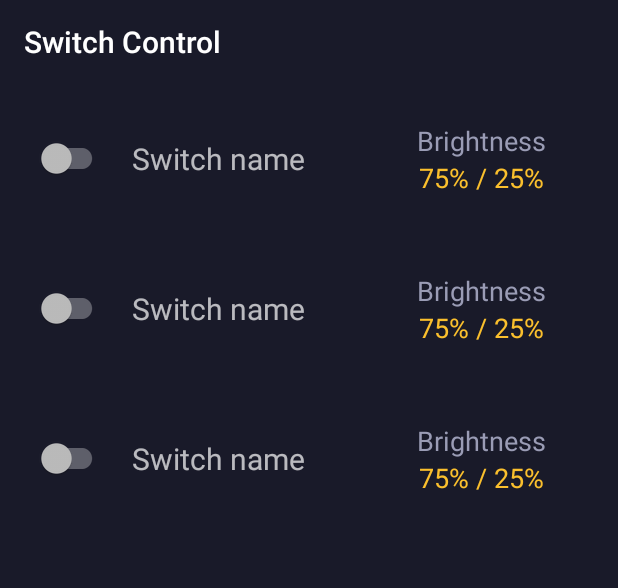
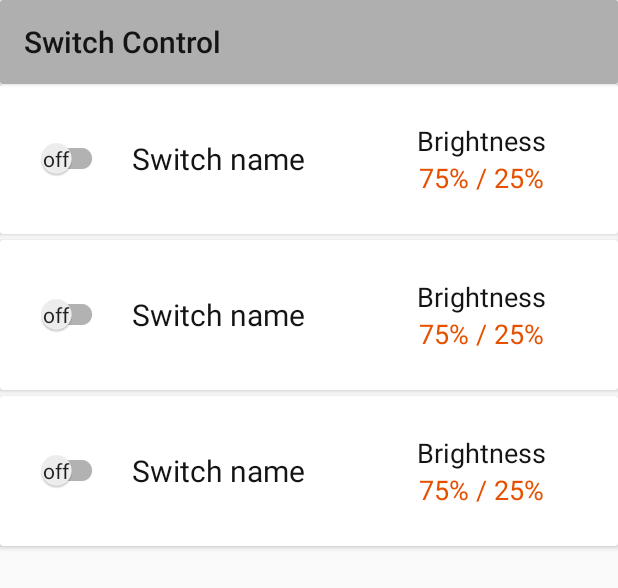
Before and after one commit to AnnaSedykh/SwitchControl, an Android app: the layout activity_main.xml on its own in the app's theme, with its tools: preview values and no code run, on a phone screen of 412 x 824 dp. Shown: the top 588 px of the screen. Run offline under Robolectric (Android 15) with nearby library versions, the light colour scheme and no system bars; network calls fail.

Commit message:
light theme

```diff
--- a/app/src/main/java/com/annasedykh/switchcontrol/screens/main/MainAdapter.java
+++ b/app/src/main/java/com/annasedykh/switchcontrol/screens/main/MainAdapter.java
@@ -73,7 +73,6 @@ public class MainAdapter extends RecyclerView.Adapter<MainAdapter.SwitchEntityVi
             bindName(switchEntity);
             bindPercentage(switchEntity);
             bindToggle();
-            bindBackground(position);
         }
 
         private void bindName(SwitchEntity switchEntity) {
@@ -119,13 +118,5 @@ public class MainAdapter extends RecyclerView.Adapter<MainAdapter.SwitchEntityVi
                 toggle.setChecked(true);
             }
         }
-
-        private void bindBackground(int position) {
-            if (position % 2 == 0) {
-                itemView.setBackgroundColor(ContextCompat.getColor(context, R.color.item_background_even));
-            } else {
-                itemView.setBackgroundColor(ContextCompat.getColor(context, R.color.item_background_odd));
-            }
-        }
     }
 }
--- a/app/src/main/res/layout/activity_main.xml
+++ b/app/src/main/res/layout/activity_main.xml
@@ -7,12 +7,19 @@
     android:orientation="vertical"
     tools:context=".screens.main.MainActivity">
 
-    <android.support.v7.widget.Toolbar
-        android:id="@+id/toolbar"
+    <android.support.v7.widget.CardView
         android:layout_width="match_parent"
-        android:layout_height="?android:attr/actionBarSize"
-        android:background="@color/primary"
-        app:title="@string/app_name" />
+        android:layout_height="wrap_content">
+
+        <android.support.v7.widget.Toolbar
+            android:id="@+id/toolbar"
+            android:layout_width="match_parent"
+            android:layout_height="?android:attr/actionBarSize"
+            android:background="@color/primary"
+            android:backgroundTint="@color/primary"
+            app:title="@string/app_name"
+            app:titleTextColor="@color/primary_text_color" />
+    </android.support.v7.widget.CardView>
 
     <FrameLayout
         android:id="@+id/switch_content"
--- a/app/src/main/res/layout/item_switch.xml
+++ b/app/src/main/res/layout/item_switch.xml
@@ -1,8 +1,14 @@
 <?xml version="1.0" encoding="utf-8"?>
-<LinearLayout xmlns:android="http://schemas.android.com/apk/res/android"
+<android.support.v7.widget.CardView xmlns:android="http://schemas.android.com/apk/res/android"
+    xmlns:app="http://schemas.android.com/apk/res-auto"
     xmlns:tools="http://schemas.android.com/tools"
     android:layout_width="match_parent"
     android:layout_height="100dp"
+    android:layout_marginBottom="4dp">
+
+    <LinearLayout
+        android:layout_width="match_parent"
+        android:layout_height="match_parent"
         android:orientation="horizontal"
         android:paddingStart="24dp"
         android:paddingEnd="24dp">
@@ -12,7 +18,10 @@
             style="@style/SwitchCompatTheme"
             android:layout_width="wrap_content"
             android:layout_height="wrap_content"
-        android:layout_gravity="center" />
+            android:layout_gravity="center"
+            android:textOff="@string/off"
+            android:textOn="@string/on"
+            app:showText="true" />
 
         <TextView
             android:id="@+id/switch_name"
@@ -23,6 +32,7 @@
             android:paddingStart="16dp"
             android:paddingEnd="16dp"
             android:text="@string/switch_name"
+            android:textColor="@color/primary_text_color"
             android:textSize="20sp" />
 
         <LinearLayout
@@ -38,7 +48,7 @@
                 android:layout_height="wrap_content"
                 android:layout_gravity="center"
                 android:text="@string/brightness"
-            android:textColor="@color/secondary_text_color"
+                android:textColor="@color/primary_text_color"
                 android:textSize="18sp" />
 
             <TextView
@@ -53,3 +63,4 @@
         </LinearLayout>
 
     </LinearLayout>
+</android.support.v7.widget.CardView>
--- a/app/src/main/res/values/colors.xml
+++ b/app/src/main/res/values/colors.xml
@@ -1,17 +1,14 @@
 <?xml version="1.0" encoding="utf-8"?>
 <resources>
-    <color name="primary">#191A29</color>
-    <color name="primary_dark">#101019</color>
-    <color name="primary_light">#C5CAE9</color>
-    <color name="accent">#FBC02D</color>
+    <color name="primary">#AFAFAF</color>
+    <color name="primary_dark">#7E7E7D</color>
+    <color name="primary_light">#FFFFFF</color>
+    <color name="accent">#F57F17</color>
 
-    <color name="primary_text_color">#FFFFFF</color>
-    <color name="secondary_text_color">#9A9CB5</color>
-    <color name="accent_text_color">#FBC02D</color>
+    <color name="primary_text_color">#141414</color>
+    <color name="secondary_text_color">#494949</color>
+    <color name="accent_text_color">#E65100</color>
 
     <color name="transparent_gray_80">#e1191a2a</color>
 
-    <color name="item_background_even">#212237</color>
-    <color name="item_background_odd">@color/primary</color>
-
 </resources>
--- a/app/src/main/res/values/styles.xml
+++ b/app/src/main/res/values/styles.xml
@@ -1,13 +1,12 @@
 <resources>
 
     <!-- Base application theme. -->
-    <style name="AppTheme" parent="Theme.AppCompat.NoActionBar">
+    <style name="AppTheme" parent="Theme.AppCompat.Light.NoActionBar">
         <!-- Customize your theme here. -->
         <item name="colorPrimary">@color/primary</item>
         <item name="colorPrimaryDark">@color/primary_dark</item>
         <item name="colorAccent">@color/accent</item>
 
-        <item name="android:windowBackground">@color/primary</item>
     </style>
 
     <style name="SwitchCompatTheme" >
```
Lines whose indentation alone changed are shown as unchanged.
